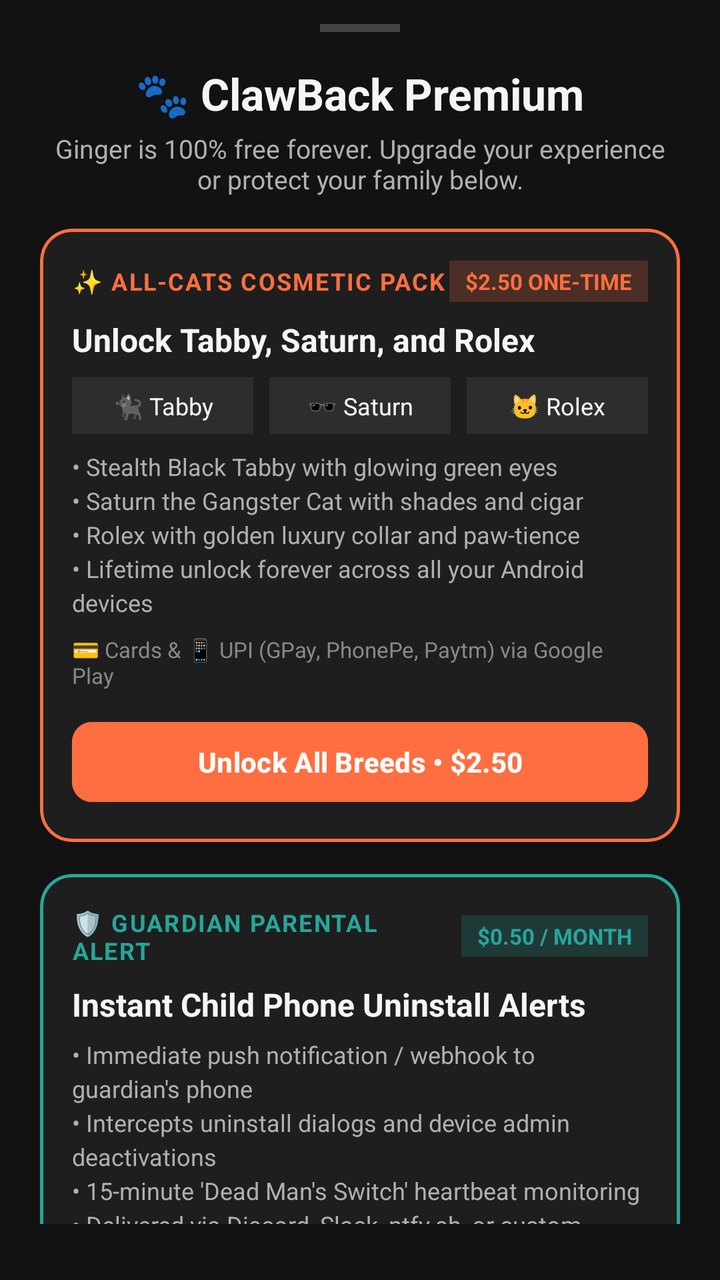
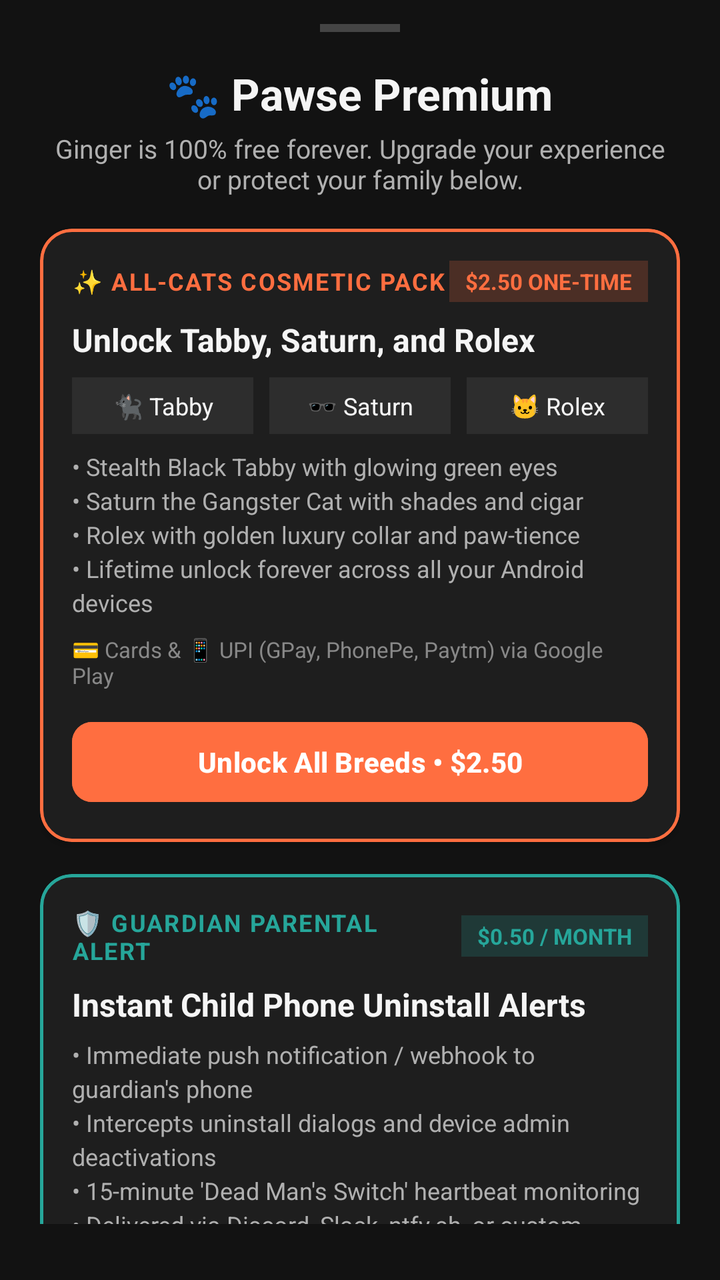

An Android layout rendered at two revisions. The XML below is the earlier revision; the diff shows what the commit changed to produce the second picture.
<!-- AndroidManifest.xml: application theme Theme.AntiScrollerKitty -->
<!-- res/layout/dialog_paywall.xml -->
<?xml version="1.0" encoding="utf-8"?>
<androidx.core.widget.NestedScrollView xmlns:android="http://schemas.android.com/apk/res/android"
    xmlns:app="http://schemas.android.com/apk/res-auto"
    android:layout_width="match_parent"
    android:layout_height="wrap_content"
    android:background="@color/background"
    android:paddingStart="20dp"
    android:paddingEnd="20dp"
    android:paddingTop="12dp"
    android:paddingBottom="28dp">

    <LinearLayout
        android:layout_width="match_parent"
        android:layout_height="wrap_content"
        android:gravity="center_horizontal"
        android:orientation="vertical">

        
        <View
            android:layout_width="40dp"
            android:layout_height="4dp"
            android:layout_marginBottom="16dp"
            android:background="#444444" />

        <TextView
            android:layout_width="wrap_content"
            android:layout_height="wrap_content"
            android:text="🐾 ClawBack Premium"
            android:textColor="@color/text_primary"
            android:textSize="22sp"
            android:textStyle="bold" />

        <TextView
            android:layout_width="wrap_content"
            android:layout_height="wrap_content"
            android:layout_marginTop="4dp"
            android:layout_marginBottom="16dp"
            android:gravity="center"
            android:text="Ginger is 100% free forever. Upgrade your experience or protect your family below."
            android:textColor="@color/text_secondary"
            android:textSize="13sp" />

        
        <com.google.android.material.card.MaterialCardView
            android:id="@+id/cardCosmetics"
            android:layout_width="match_parent"
            android:layout_height="wrap_content"
            android:layout_marginBottom="16dp"
            app:cardBackgroundColor="@color/surface"
            app:cardCornerRadius="16dp"
            app:cardElevation="2dp"
            app:strokeColor="@color/primary"
            app:strokeWidth="1.5dp">

            <LinearLayout
                android:layout_width="match_parent"
                android:layout_height="wrap_content"
                android:orientation="vertical"
                android:padding="16dp">

                <LinearLayout
                    android:layout_width="match_parent"
                    android:layout_height="wrap_content"
                    android:gravity="center_vertical"
                    android:orientation="horizontal">

                    <TextView
                        android:layout_width="0dp"
                        android:layout_height="wrap_content"
                        android:layout_weight="1"
                        android:text="✨ ALL-CATS COSMETIC PACK"
                        android:textColor="@color/primary"
                        android:textSize="12sp"
                        android:letterSpacing="0.06"
                        android:textStyle="bold" />

                    <TextView
                        android:id="@+id/tvCosmeticsPriceBadge"
                        android:layout_width="wrap_content"
                        android:layout_height="wrap_content"
                        android:background="#33FF6E40"
                        android:paddingStart="8dp"
                        android:paddingEnd="8dp"
                        android:paddingTop="3dp"
                        android:paddingBottom="3dp"
                        android:text="$2.50 ONE-TIME"
                        android:textColor="@color/primary"
                        android:textSize="11sp"
                        android:textStyle="bold" />
                </LinearLayout>

                <TextView
                    android:layout_width="wrap_content"
                    android:layout_height="wrap_content"
                    android:layout_marginTop="8dp"
                    android:text="Unlock Tabby, Saturn, and Rolex"
                    android:textColor="@color/text_primary"
                    android:textSize="16sp"
                    android:textStyle="bold" />

                
                <LinearLayout
                    android:layout_width="match_parent"
                    android:layout_height="wrap_content"
                    android:layout_marginTop="8dp"
                    android:layout_marginBottom="8dp"
                    android:orientation="horizontal">

                    <TextView
                        android:layout_width="0dp"
                        android:layout_height="wrap_content"
                        android:layout_weight="1"
                        android:layout_marginEnd="4dp"
                        android:background="@color/surface_variant"
                        android:gravity="center"
                        android:paddingTop="6dp"
                        android:paddingBottom="6dp"
                        android:text="🐈‍⬛ Tabby"
                        android:textColor="@color/text_primary"
                        android:textSize="12sp" />

                    <TextView
                        android:layout_width="0dp"
                        android:layout_height="wrap_content"
                        android:layout_weight="1"
                        android:layout_marginStart="4dp"
                        android:layout_marginEnd="4dp"
                        android:background="@color/surface_variant"
                        android:gravity="center"
                        android:paddingTop="6dp"
                        android:paddingBottom="6dp"
                        android:text="🕶️ Saturn"
                        android:textColor="@color/text_primary"
                        android:textSize="12sp" />

                    <TextView
                        android:layout_width="0dp"
                        android:layout_height="wrap_content"
                        android:layout_weight="1"
                        android:layout_marginStart="4dp"
                        android:background="@color/surface_variant"
                        android:gravity="center"
                        android:paddingTop="6dp"
                        android:paddingBottom="6dp"
                        android:text="🐱 Rolex"
                        android:textColor="@color/text_primary"
                        android:textSize="12sp" />
                </LinearLayout>

                <TextView
                    android:layout_width="wrap_content"
                    android:layout_height="wrap_content"
                    android:text="• Stealth Black Tabby with glowing green eyes\n• Saturn the Gangster Cat with shades and cigar\n• Rolex with golden luxury collar and paw-tience\n• Lifetime unlock forever across all your Android devices"
                    android:textColor="@color/text_secondary"
                    android:textSize="12sp"
                    android:lineSpacingExtra="3dp" />

                <TextView
                    android:layout_width="wrap_content"
                    android:layout_height="wrap_content"
                    android:layout_marginTop="8dp"
                    android:text="💳 Cards &amp; 📱 UPI (GPay, PhonePe, Paytm) via Google Play"
                    android:textColor="#888888"
                    android:textSize="11sp" />

                <com.google.android.material.button.MaterialButton
                    android:id="@+id/btnBuyCosmetics"
                    android:layout_width="match_parent"
                    android:layout_height="48dp"
                    android:layout_marginTop="12dp"
                    android:text="Unlock All Breeds • $2.50"
                    android:textColor="@color/on_primary"
                    android:backgroundTint="@color/primary"
                    android:textStyle="bold"
                    app:cornerRadius="10dp" />
            </LinearLayout>
        </com.google.android.material.card.MaterialCardView>

        
        <com.google.android.material.card.MaterialCardView
            android:id="@+id/cardParental"
            android:layout_width="match_parent"
            android:layout_height="wrap_content"
            android:layout_marginBottom="16dp"
            app:cardBackgroundColor="@color/surface"
            app:cardCornerRadius="16dp"
            app:cardElevation="2dp"
            app:strokeColor="@color/secondary"
            app:strokeWidth="1.5dp">

            <LinearLayout
                android:layout_width="match_parent"
                android:layout_height="wrap_content"
                android:orientation="vertical"
                android:padding="16dp">

                <LinearLayout
                    android:layout_width="match_parent"
                    android:layout_height="wrap_content"
                    android:gravity="center_vertical"
                    android:orientation="horizontal">

                    <TextView
                        android:layout_width="0dp"
                        android:layout_height="wrap_content"
                        android:layout_weight="1"
                        android:text="🛡️ GUARDIAN PARENTAL ALERT"
                        android:textColor="@color/secondary"
                        android:textSize="12sp"
                        android:letterSpacing="0.06"
                        android:textStyle="bold" />

                    <TextView
                        android:id="@+id/tvParentalPriceBadge"
                        android:layout_width="wrap_content"
                        android:layout_height="wrap_content"
                        android:background="#3326A69A"
                        android:paddingStart="8dp"
                        android:paddingEnd="8dp"
                        android:paddingTop="3dp"
                        android:paddingBottom="3dp"
                        android:text="$0.50 / MONTH"
                        android:textColor="@color/secondary"
                        android:textSize="11sp"
                        android:textStyle="bold" />
                </LinearLayout>

                <TextView
                    android:layout_width="wrap_content"
                    android:layout_height="wrap_content"
                    android:layout_marginTop="8dp"
                    android:text="Instant Child Phone Uninstall Alerts"
                    android:textColor="@color/text_primary"
                    android:textSize="16sp"
                    android:textStyle="bold" />

                <TextView
                    android:layout_width="wrap_content"
                    android:layout_height="wrap_content"
                    android:layout_marginTop="6dp"
                    android:text="• Immediate push notification / webhook to guardian's phone\n• Intercepts uninstall dialogs and device admin deactivations\n• 15-minute 'Dead Man's Switch' heartbeat monitoring\n• Delivered via Discord, Slack, ntfy.sh, or custom Webhook"
                    android:textColor="@color/text_secondary"
                    android:textSize="12sp"
                    android:lineSpacingExtra="3dp" />

                <TextView
                    android:layout_width="wrap_content"
                    android:layout_height="wrap_content"
                    android:layout_marginTop="8dp"
                    android:text="💳 Cards &amp; 📱 UPI via Google Play Subscriptions • Cancel anytime"
                    android:textColor="#888888"
                    android:textSize="11sp" />

                <com.google.android.material.button.MaterialButton
                    android:id="@+id/btnBuyParental"
                    android:layout_width="match_parent"
                    android:layout_height="48dp"
                    android:layout_marginTop="12dp"
                    android:text="Subscribe Guardian Alert • $0.50 / mo"
                    android:textColor="@color/on_secondary"
                    android:backgroundTint="@color/secondary"
                    android:textStyle="bold"
                    app:cornerRadius="10dp" />
            </LinearLayout>
        </com.google.android.material.card.MaterialCardView>

        
        <com.google.android.material.button.MaterialButton
            android:id="@+id/btnRestorePurchases"
            android:layout_width="wrap_content"
            android:layout_height="wrap_content"
            android:text="🔄 Restore Previous Purchases"
            android:textColor="@color/text_secondary"
            style="@style/Widget.Material3.Button.TextButton" />

        <TextView
            android:layout_width="wrap_content"
            android:layout_height="wrap_content"
            android:layout_marginTop="8dp"
            android:gravity="center"
            android:text="Secured by Google Play Billing. Subscriptions renew automatically unless cancelled in Google Play Store settings."
            android:textColor="#666666"
            android:textSize="11sp" />

    </LinearLayout>
</androidx.core.widget.NestedScrollView>
<!-- resources referenced by this layout -->
<resources>
  <color name="background">#121212</color>
  <color name="on_primary">#FFFFFF</color>
  <color name="on_secondary">#FFFFFF</color>
  <color name="primary">#FF6E40</color>
  <color name="secondary">#26A69A</color>
  <color name="surface">#1E1E1E</color>
  <color name="surface_variant">#2D2D2D</color>
  <color name="text_primary">#F5F5F5</color>
  <color name="text_secondary">#B0B0B0</color>
  <style name="Theme.AntiScrollerKitty" parent="Theme.Material3.Dark.NoActionBar">
          <item name="colorPrimary">@color/primary</item>
          <item name="colorOnPrimary">@color/on_primary</item>
          <item name="colorSecondary">@color/secondary</item>
          <item name="colorOnSecondary">@color/on_secondary</item>
          <item name="android:statusBarColor">@color/background</item>
          <item name="android:navigationBarColor">@color/background</item>
          <item name="android:windowBackground">@color/background</item>
      </style>
</resources>

<!-- the commit's change to res/layout/dialog_paywall.xml (unified diff, before → after) -->
@@ -25,7 +25,7 @@
         <TextView
             android:layout_width="wrap_content"
             android:layout_height="wrap_content"
-            android:text="🐾 ClawBack Premium"
+            android:text="🐾 Pawse Premium"
             android:textColor="@color/text_primary"
             android:textSize="22sp"
             android:textStyle="bold" />
